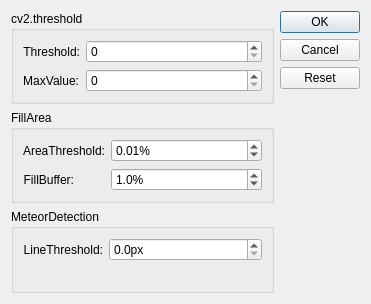
First picture: the form in src/ui/configdialog.ui, repository tail-feather/MeteorDetector, before the edit.
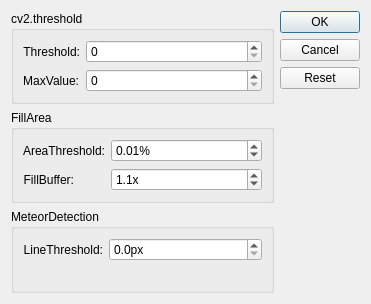
Second picture: the form after the edit.

The edit to the form file:
```diff
--- a/src/ui/configdialog.ui
+++ b/src/ui/configdialog.ui
@@ -112,16 +112,16 @@
       <item row="1" column="1">
        <widget class="QDoubleSpinBox" name="doubleSpinBox_fillarea_fillbuffer">
         <property name="suffix">
-         <string>%</string>
+         <string>x</string>
         </property>
         <property name="decimals">
          <number>1</number>
         </property>
         <property name="maximum">
-         <double>50.000000000000000</double>
+         <double>5.000000000000000</double>
         </property>
         <property name="value">
-         <double>1.000000000000000</double>
+         <double>1.100000000000000</double>
         </property>
        </widget>
       </item>
```
